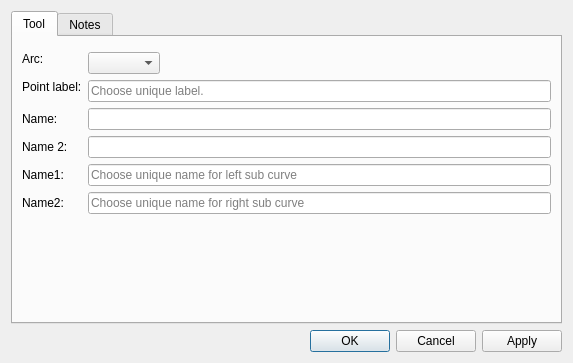
First picture: the form in src/libs/vtools/dialogs/tools/dialogcutarc.ui, repository equinox-patterns/Ostara, before the edit.
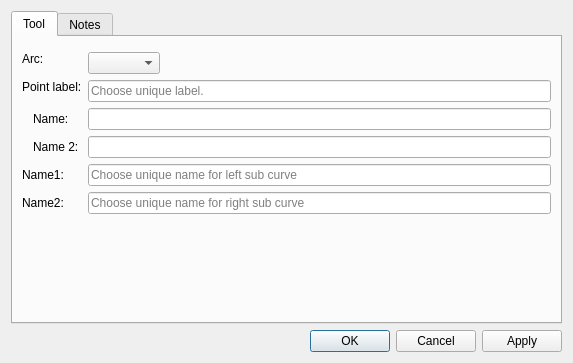
Second picture: the form after the edit. Icons and pictures are not drawn.

Patch:
```diff
--- a/src/libs/vtools/dialogs/tools/dialogcutarc.ui
+++ b/src/libs/vtools/dialogs/tools/dialogcutarc.ui
@@ -76,12 +76,28 @@
           </widget>
          </item>
          <item row="2" column="0">
+          <widget class="QWidget" name="widgetAlias1Label" native="true">
+           <layout class="QHBoxLayout" name="horizontalLayoutAlias1">
+            <property name="spacing"><number>4</number></property>
+            <property name="leftMargin"><number>0</number></property>
+            <property name="topMargin"><number>0</number></property>
+            <property name="rightMargin"><number>0</number></property>
+            <property name="bottomMargin"><number>0</number></property>
+            <item>
+             <widget class="QLabel" name="labelAlias1Dot">
+              <property name="text"><string/></property>
+             </widget>
+            </item>
+            <item>
           <widget class="QLabel" name="labelAlias1">
            <property name="text">
             <string>Name:</string>
            </property>
           </widget>
          </item>
+           </layout>
+          </widget>
+         </item>
          <item row="2" column="1">
           <widget class="QLineEdit" name="lineEditAlias1">
            <property name="clearButtonEnabled">
@@ -90,10 +106,26 @@
           </widget>
          </item>
          <item row="3" column="0">
+          <widget class="QWidget" name="widgetAlias2Label" native="true">
+           <layout class="QHBoxLayout" name="horizontalLayoutAlias2">
+            <property name="spacing"><number>4</number></property>
+            <property name="leftMargin"><number>0</number></property>
+            <property name="topMargin"><number>0</number></property>
+            <property name="rightMargin"><number>0</number></property>
+            <property name="bottomMargin"><number>0</number></property>
+            <item>
+             <widget class="QLabel" name="labelAlias2Dot">
+              <property name="text"><string/></property>
+             </widget>
+            </item>
+            <item>
           <widget class="QLabel" name="labelAlias2">
            <property name="text">
             <string>Name 2:</string>
            </property>
+             </widget>
+            </item>
+           </layout>
           </widget>
          </item>
          <item row="3" column="1">
```
Lines whose indentation alone changed are shown as unchanged.
